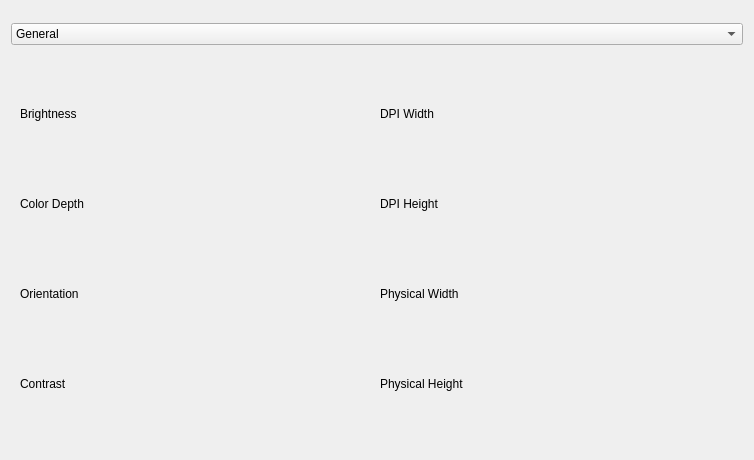
First picture: the form in examples/sysinfo/dialog_small_landscape.ui, repository qtproject/qt-mobility, before the edit.
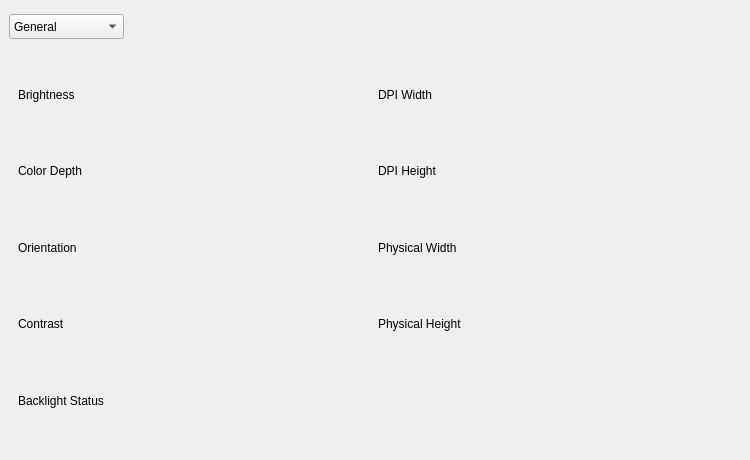
Second picture: the form after the edit. The open tabs and pages were chosen to show the change. Icons and pictures are not drawn.

Commit message: add backlightStatus to qsysinfo example

Patch:
```diff
--- a/examples/sysinfo/dialog_small_landscape.ui
+++ b/examples/sysinfo/dialog_small_landscape.ui
@@ -13,9 +13,15 @@
   <property name="windowTitle">
    <string>System Information</string>
   </property>
-  <layout class="QGridLayout" name="gridLayout_14">
-   <item row="0" column="0">
     <widget class="QComboBox" name="comboBox">
+   <property name="geometry">
+    <rect>
+     <x>9</x>
+     <y>14</y>
+     <width>115</width>
+     <height>25</height>
+    </rect>
+   </property>
      <item>
       <property name="text">
        <string>General</string>
@@ -72,9 +78,15 @@
       </property>
      </item>
     </widget>
-   </item>
-   <item row="1" column="0">
     <widget class="QStackedWidget" name="stackedWidget">
+   <property name="geometry">
+    <rect>
+     <x>9</x>
+     <y>50</y>
+     <width>732</width>
+     <height>395</height>
+    </rect>
+   </property>
      <property name="sizePolicy">
       <sizepolicy hsizetype="MinimumExpanding" vsizetype="Fixed">
        <horstretch>0</horstretch>
@@ -1477,6 +1489,24 @@
          </item>
         </layout>
        </item>
+     <item row="4" column="0">
+      <layout class="QHBoxLayout" name="horizontalLayout_4">
+       <item>
+        <widget class="QLabel" name="label_3">
+         <property name="text">
+          <string>Backlight Status</string>
+         </property>
+        </widget>
+       </item>
+       <item>
+        <widget class="QLabel" name="backlightStatusLabel">
+         <property name="text">
+          <string/>
+         </property>
+        </widget>
+       </item>
+      </layout>
+     </item>
       </layout>
      </widget>
      <widget class="QWidget" name="page_7">
@@ -2068,8 +2098,6 @@
       </layout>
      </widget>
     </widget>
-   </item>
-  </layout>
  </widget>
  <resources>
   <include location="examples.qrc"/>
```
Left out of the diff: 2 changed lines with no effect on the pictures. Lines whose indentation alone changed are shown as unchanged. The commit also changes 2 other files.
